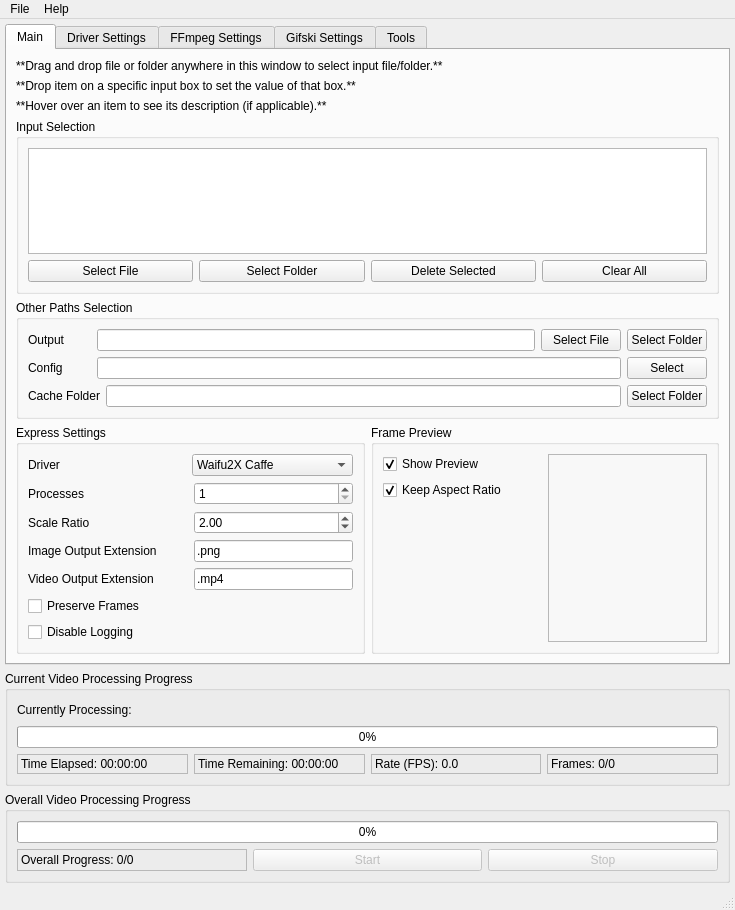
Above: src/video2x_gui.ui from k4yt3x/video2x before the change. Below: the same form after it.
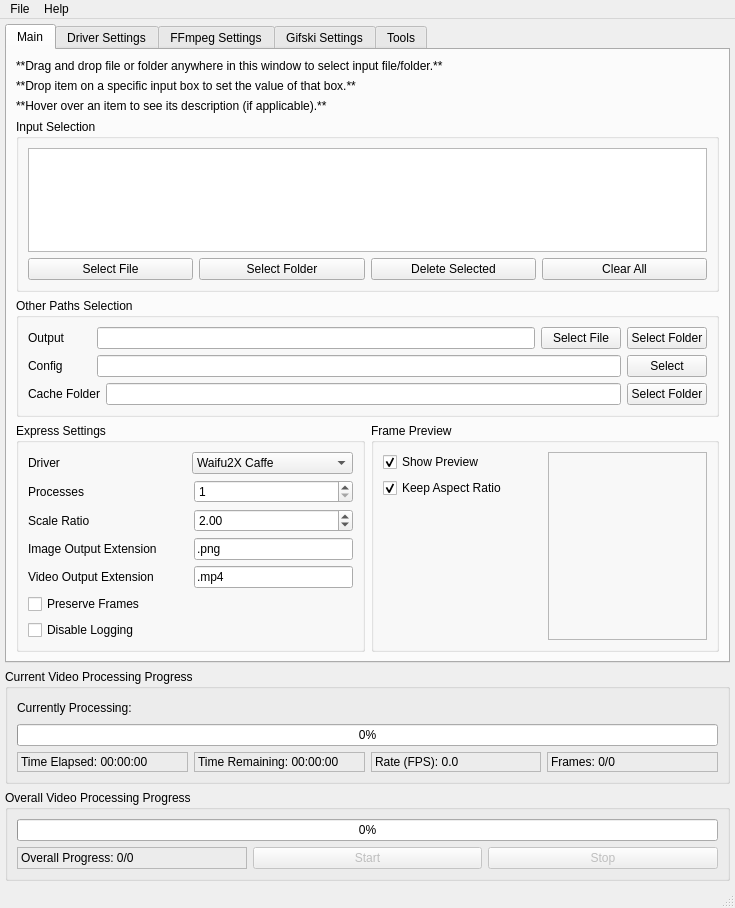
That is the form after the change.

Patch:
```diff
--- a/src/video2x_gui.ui
+++ b/src/video2x_gui.ui
@@ -6,8 +6,8 @@
    <rect>
     <x>0</x>
     <y>0</y>
-    <width>673</width>
-    <height>910</height>
+    <width>727</width>
+    <height>908</height>
    </rect>
   </property>
   <property name="acceptDrops">
```
Left out of the diff: 2 changed lines with no effect on the pictures.
